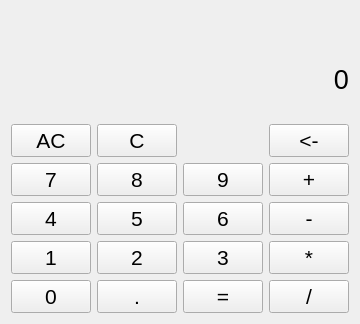
Before: the Qt Designer form Calculator/calculator.ui in dyPenguin/project, drawn with Qt 5.
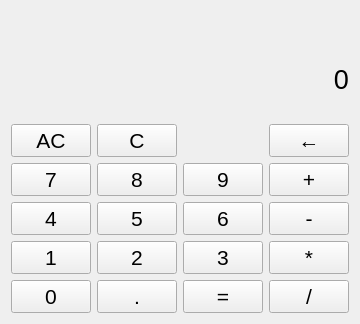
After: the same form once the commit is applied. Icons and pictures are not drawn.

Diff of the .ui file:
```diff
--- a/Calculator/calculator.ui
+++ b/Calculator/calculator.ui
@@ -200,7 +200,7 @@
         </font>
        </property>
        <property name="text">
-        <string>&lt;-</string>
+        <string>←</string>
        </property>
        <property name="shortcut">
         <string>Backspace</string>
```
Left out of the diff: 2 changed lines with no effect on the pictures.
